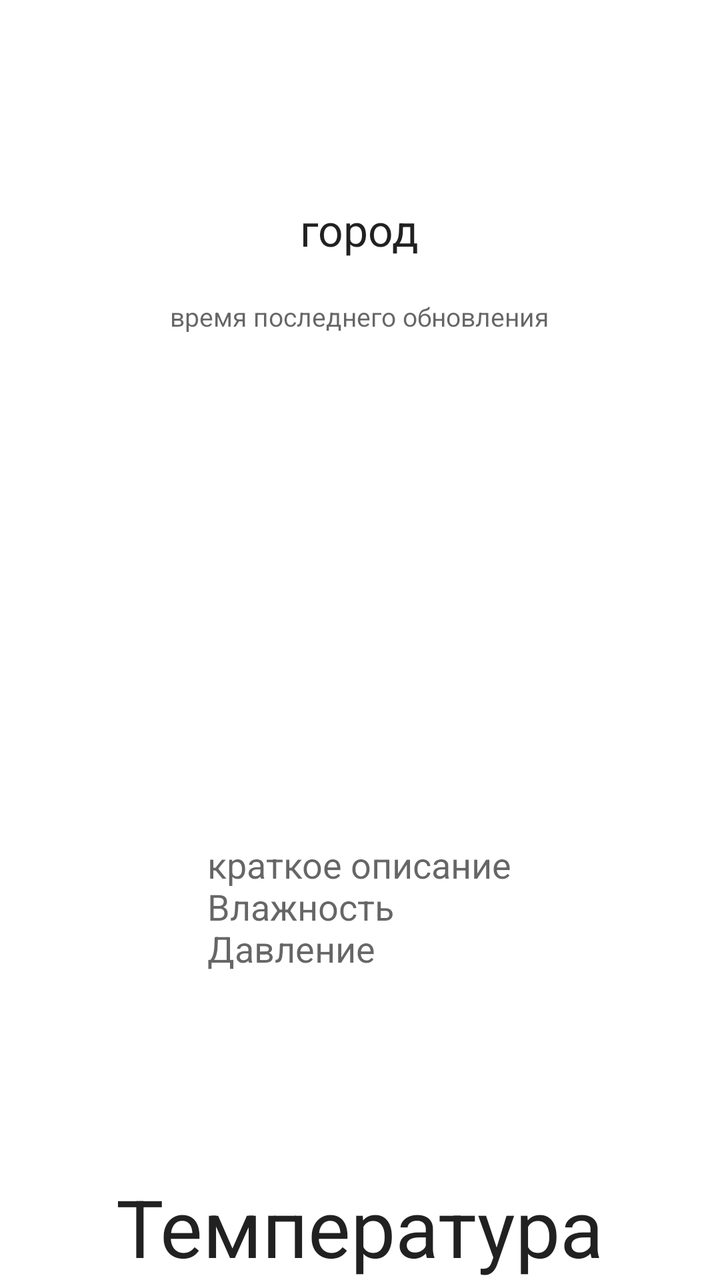
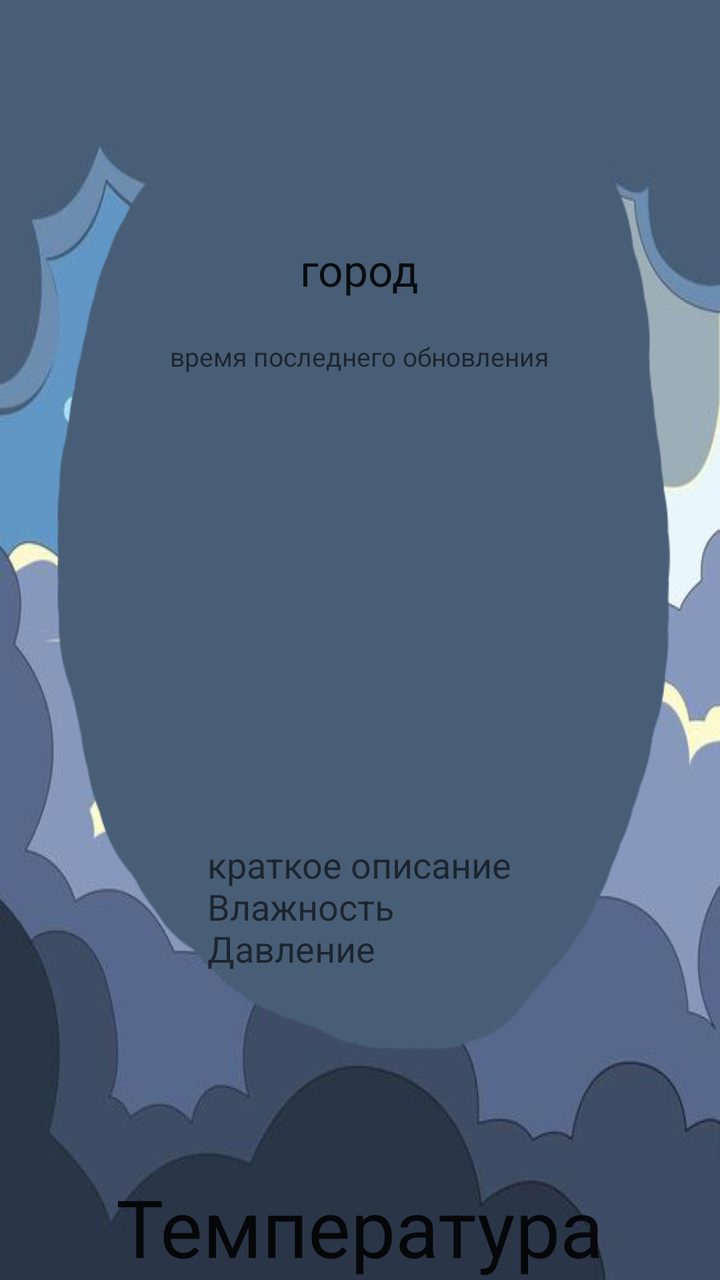

Two renders of the same Android screen: before a commit and after it. Below are the layout's source before the change and the commit's diff.
<!-- AndroidManifest.xml: application theme Theme.PZ_18_Widget -->
<!-- res/layout/activity_main.xml -->
<?xml version="1.0" encoding="utf-8"?>
<RelativeLayout xmlns:android="http://schemas.android.com/apk/res/android"
    xmlns:tools="http://schemas.android.com/tools"
    android:layout_width="match_parent"
    android:layout_height="match_parent"
    tools:context=".MainActivity">

    <TextView
        android:text="город"
        android:id="@+id/city_field"
        android:layout_width="wrap_content"
        android:layout_height="wrap_content"
        android:layout_alignParentTop="true"
        android:layout_marginTop="100dp"
        android:onClick="setCity"
        android:layout_centerHorizontal="true"
        android:textAppearance="?android:attr/textAppearanceLarge" />

    <TextView
        android:id="@+id/updated_field"
        android:layout_width="wrap_content"
        android:layout_height="wrap_content"
        android:layout_below="@+id/city_field"
        android:layout_marginTop="20dp"
        android:text="время последнего обновления"
        android:layout_centerHorizontal="true"
        android:textAppearance="?android:attr/textAppearanceMedium"
        android:textSize="13sp" />

    <ImageView
        android:id="@+id/weather_icon"
        android:layout_width="200dp"
        android:layout_height="200dp"
        android:layout_centerHorizontal="true"
        android:layout_centerVertical="true"
        android:textAppearance="?android:attr/textAppearanceLarge" />
    <TextView
        android:text="Температура"
        android:id="@+id/current_temperature_field"
        android:layout_width="wrap_content"
        android:layout_height="wrap_content"
        android:layout_alignParentBottom="true"
        android:layout_centerHorizontal="true"
        android:textAppearance="?android:attr/textAppearanceLarge"
        android:textSize="40sp" />
    <TextView
        android:id="@+id/details_field"
        android:text="краткое описание\nВлажность\nДавление"
        android:layout_width="wrap_content"
        android:layout_height="wrap_content"
        android:layout_below="@+id/weather_icon"
        android:layout_centerHorizontal="true"
        android:textAppearance="?android:attr/textAppearanceMedium" />
</RelativeLayout>
<!-- resources referenced by this layout -->
<resources>
  <style name="Theme.PZ_18_Widget" parent="Theme.MaterialComponents.DayNight.DarkActionBar">
          
          <item name="colorPrimary">@color/purple_500</item>
          <item name="colorPrimaryVariant">@color/purple_700</item>
          <item name="colorOnPrimary">@color/white</item>
          
          <item name="colorSecondary">@color/teal_200</item>
          <item name="colorSecondaryVariant">@color/teal_700</item>
          <item name="colorOnSecondary">@color/black</item>
          
          <item name="android:statusBarColor">?attr/colorPrimaryVariant</item>
          
      </style>
  <color name="purple_500">#FF6200EE</color>
  <color name="purple_700">#FF3700B3</color>
  <color name="white">#FFFFFFFF</color>
  <color name="teal_200">#FF03DAC5</color>
  <color name="teal_700">#FF018786</color>
  <color name="black">#FF000000</color>
</resources>

<!-- the commit's change to res/layout/activity_main.xml (unified diff, before → after) -->
@@ -3,6 +3,7 @@
     xmlns:tools="http://schemas.android.com/tools"
     android:layout_width="match_parent"
     android:layout_height="match_parent"
+    android:background="@drawable/widget_bg"
     tools:context=".MainActivity">
 
     <TextView
@@ -11,7 +12,7 @@
         android:layout_width="wrap_content"
         android:layout_height="wrap_content"
         android:layout_alignParentTop="true"
-        android:layout_marginTop="100dp"
+        android:layout_marginTop="120dp"
         android:onClick="setCity"
         android:layout_centerHorizontal="true"
         android:textAppearance="?android:attr/textAppearanceLarge" />
<!-- resource entries referenced after the edit -->
@@ -1,5 +1,6 @@
 <!-- resources referenced by this layout -->
 <resources>
+  <!-- drawable widget_bg: png bitmap (drawable-nodpi, 96134 bytes) -->
   <style name="Theme.PZ_18_Widget" parent="Theme.MaterialComponents.DayNight.DarkActionBar">
           
           <item name="colorPrimary">@color/purple_500</item>
